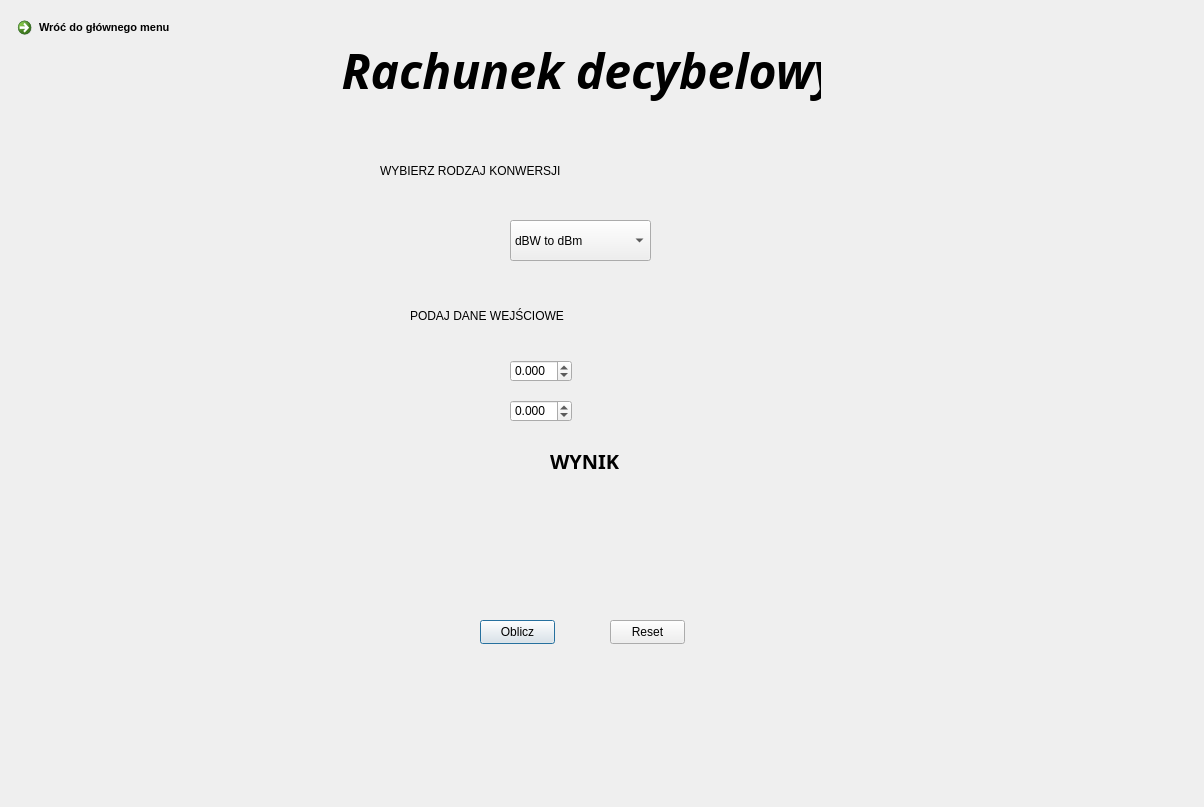
Before: the Qt Designer form UI/Fiber.ui in lukaszbladziak5/ICalcThis, drawn with Qt 5.
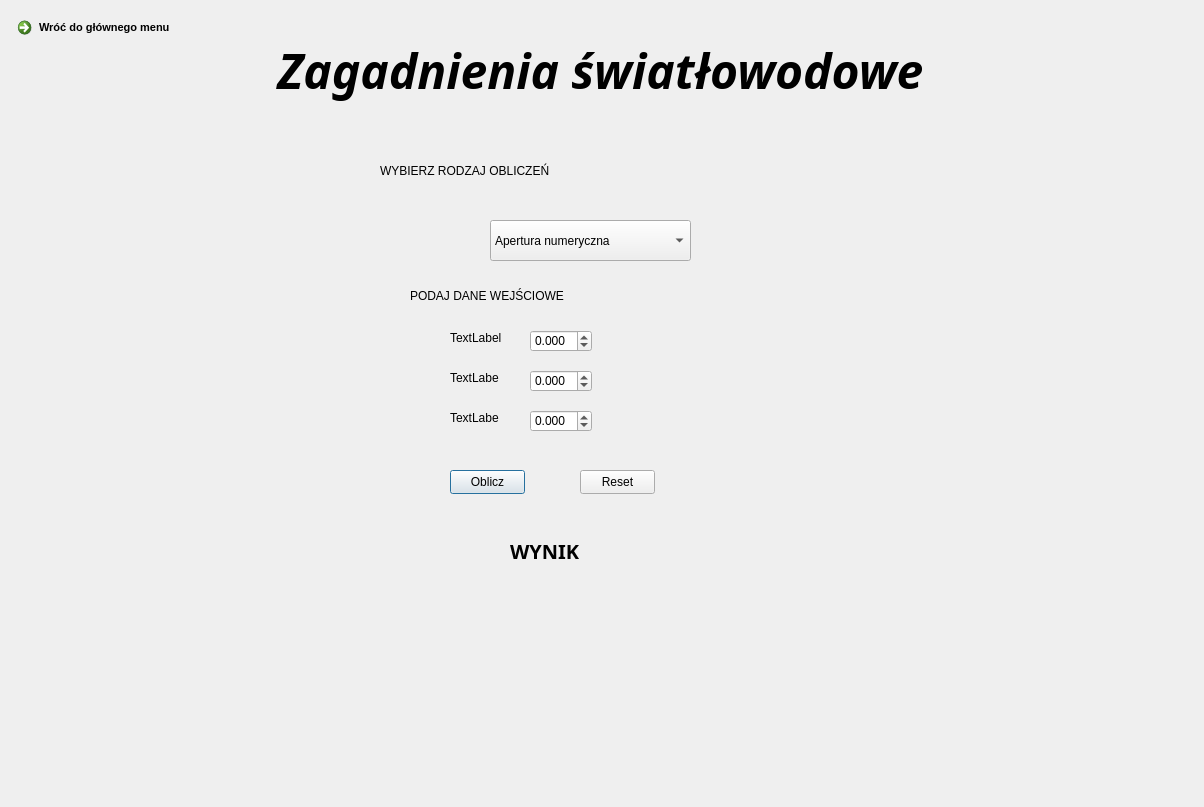
After: the same form once the commit is applied.

Commit message: Moduł fiber skończony.

The edit to the form file:
```diff
--- a/UI/Fiber.ui
+++ b/UI/Fiber.ui
@@ -29,8 +29,8 @@
    <widget class="QPushButton" name="oblicz_button">
     <property name="geometry">
      <rect>
-      <x>480</x>
-      <y>620</y>
+      <x>450</x>
+      <y>470</y>
       <width>75</width>
       <height>24</height>
      </rect>
@@ -42,8 +42,8 @@
    <widget class="QLabel" name="tekst_wyniki">
     <property name="geometry">
      <rect>
-      <x>550</x>
-      <y>440</y>
+      <x>510</x>
+      <y>530</y>
       <width>121</width>
       <height>41</height>
      </rect>
@@ -88,8 +88,8 @@
    <widget class="QPushButton" name="reset_button">
     <property name="geometry">
      <rect>
-      <x>610</x>
-      <y>620</y>
+      <x>580</x>
+      <y>470</y>
       <width>75</width>
       <height>24</height>
      </rect>
@@ -102,7 +102,7 @@
     <property name="geometry">
      <rect>
       <x>410</x>
-      <y>290</y>
+      <y>270</y>
       <width>361</width>
       <height>51</height>
      </rect>
@@ -127,21 +127,21 @@
      <string notr="true">font: 700 15pt &quot;Segoe Script&quot;;</string>
     </property>
     <property name="text">
-     <string>WYBIERZ RODZAJ KONWERSJI</string>
+     <string>WYBIERZ RODZAJ OBLICZEŃ</string>
     </property>
    </widget>
    <widget class="QComboBox" name="wybor_konwersji">
     <property name="geometry">
      <rect>
-      <x>510</x>
+      <x>490</x>
       <y>220</y>
-      <width>141</width>
+      <width>201</width>
       <height>41</height>
      </rect>
     </property>
     <item>
      <property name="text">
-      <string>dBW to dBm</string>
+      <string>Apertura numeryczna</string>
      </property>
     </item>
     <item>
@@ -188,8 +188,8 @@
    <widget class="QDoubleSpinBox" name="pierwsza_dana">
     <property name="geometry">
      <rect>
-      <x>510</x>
-      <y>360</y>
+      <x>530</x>
+      <y>330</y>
       <width>62</width>
       <height>22</height>
      </rect>
@@ -207,8 +207,8 @@
    <widget class="QDoubleSpinBox" name="druga_dana">
     <property name="geometry">
      <rect>
-      <x>510</x>
-      <y>400</y>
+      <x>530</x>
+      <y>370</y>
       <width>62</width>
       <height>22</height>
      </rect>
@@ -232,8 +232,8 @@
    <widget class="QLabel" name="jednostka_danych1">
     <property name="geometry">
      <rect>
-      <x>610</x>
-      <y>360</y>
+      <x>630</x>
+      <y>330</y>
       <width>49</width>
       <height>16</height>
      </rect>
@@ -245,8 +245,8 @@
    <widget class="QLabel" name="jednostka_danych2">
     <property name="geometry">
      <rect>
-      <x>610</x>
-      <y>400</y>
+      <x>630</x>
+      <y>370</y>
       <width>49</width>
       <height>16</height>
      </rect>
@@ -258,8 +258,8 @@
    <widget class="QLabel" name="jednostka_wyniku">
     <property name="geometry">
      <rect>
-      <x>650</x>
-      <y>490</y>
+      <x>610</x>
+      <y>580</y>
       <width>49</width>
       <height>16</height>
      </rect>
@@ -271,8 +271,8 @@
    <widget class="QLabel" name="wynik">
     <property name="geometry">
      <rect>
-      <x>490</x>
-      <y>490</y>
+      <x>450</x>
+      <y>580</y>
       <width>121</width>
       <height>20</height>
      </rect>
@@ -284,9 +284,9 @@
    <widget class="QLabel" name="tekstGlowny">
     <property name="geometry">
      <rect>
-      <x>340</x>
+      <x>230</x>
       <y>30</y>
-      <width>481</width>
+      <width>741</width>
       <height>81</height>
      </rect>
     </property>
@@ -298,7 +298,78 @@
      </font>
     </property>
     <property name="text">
-     <string>&lt;html&gt;&lt;head/&gt;&lt;body&gt;&lt;p align=&quot;center&quot;&gt;&lt;span style=&quot; font-size:36pt; font-weight:700;&quot;&gt;Rachunek decybelowy&lt;/span&gt;&lt;/p&gt;&lt;/body&gt;&lt;/html&gt;</string>
+     <string>&lt;html&gt;&lt;head/&gt;&lt;body&gt;&lt;p align=&quot;center&quot;&gt;&lt;span style=&quot; font-size:36pt; font-weight:700;&quot;&gt;Zagadnienia światłowodowe&lt;/span&gt;&lt;/p&gt;&lt;/body&gt;&lt;/html&gt;</string>
+    </property>
+   </widget>
+   <widget class="QLabel" name="jednostka_danych3">
+    <property name="geometry">
+     <rect>
+      <x>630</x>
+      <y>410</y>
+      <width>49</width>
+      <height>16</height>
+     </rect>
+    </property>
+    <property name="text">
+     <string/>
+    </property>
+   </widget>
+   <widget class="QDoubleSpinBox" name="trzecia_dana">
+    <property name="geometry">
+     <rect>
+      <x>530</x>
+      <y>410</y>
+      <width>62</width>
+      <height>22</height>
+     </rect>
+    </property>
+    <property name="decimals">
+     <number>3</number>
+    </property>
+    <property name="minimum">
+     <double>-999999.998999999952503</double>
+    </property>
+    <property name="maximum">
+     <double>999999.998999999952503</double>
+    </property>
+   </widget>
+   <widget class="QLabel" name="dana1">
+    <property name="geometry">
+     <rect>
+      <x>450</x>
+      <y>330</y>
+      <width>71</width>
+      <height>16</height>
+     </rect>
+    </property>
+    <property name="text">
+     <string>TextLabel</string>
+    </property>
+   </widget>
+   <widget class="QLabel" name="dana2">
+    <property name="geometry">
+     <rect>
+      <x>450</x>
+      <y>370</y>
+      <width>49</width>
+      <height>16</height>
+     </rect>
+    </property>
+    <property name="text">
+     <string>TextLabel</string>
+    </property>
+   </widget>
+   <widget class="QLabel" name="dana3">
+    <property name="geometry">
+     <rect>
+      <x>450</x>
+      <y>410</y>
+      <width>49</width>
+      <height>16</height>
+     </rect>
+    </property>
+    <property name="text">
+     <string>TextLabel</string>
     </property>
    </widget>
   </widget>
```
Left out of the diff: 30 changed lines with no effect on the pictures. The commit also changes 3 other files.
